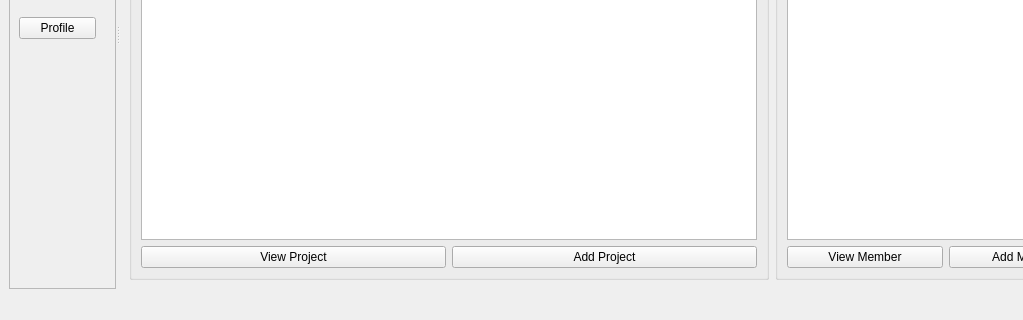
This is ui/homeWindow.ui in yasar12123/Soft27101-PMS as Qt 5 draws it before an edit; both pictures show x 0 to 1023 and y 230 to 550 of the 1134 by 550 pixel window. The edited form follows.
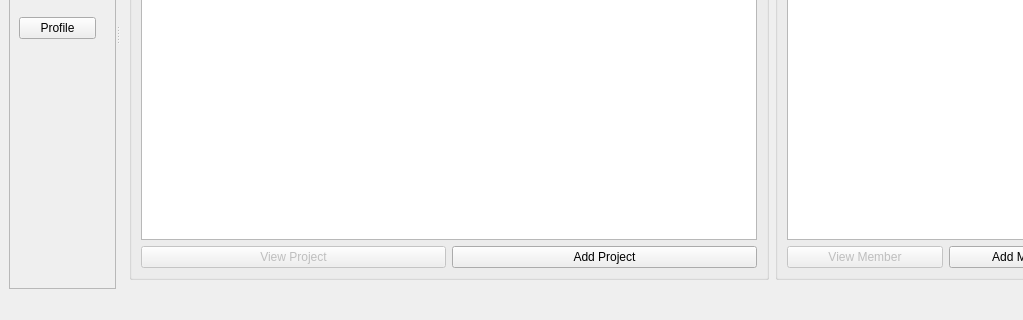
This is the edited form. The open tabs and pages were chosen to show the change.

Diff of the .ui file:
```diff
--- a/ui/homeWindow.ui
+++ b/ui/homeWindow.ui
@@ -287,6 +287,9 @@
                  <layout class="QHBoxLayout" name="horizontalLayout_4">
                   <item>
                    <widget class="QPushButton" name="ViewProjectButton">
+                    <property name="enabled">
+                     <bool>false</bool>
+                    </property>
                     <property name="text">
                      <string>View Project</string>
                     </property>
@@ -335,6 +338,9 @@
                    <layout class="QHBoxLayout" name="horizontalLayout_6">
                     <item>
                      <widget class="QPushButton" name="ViewMemberButton">
+                      <property name="enabled">
+                       <bool>false</bool>
+                      </property>
                       <property name="text">
                        <string>View Member</string>
                       </property>
```
